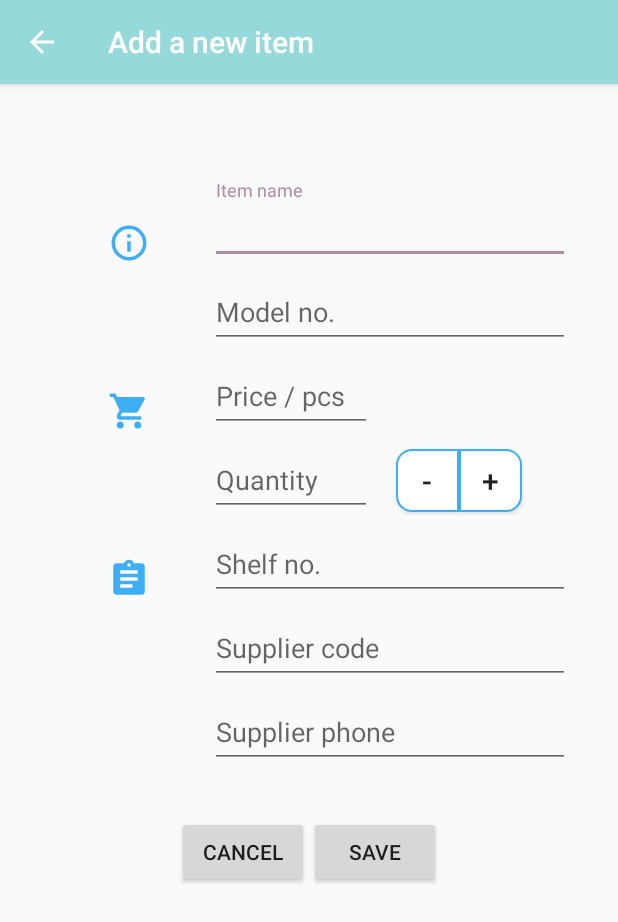
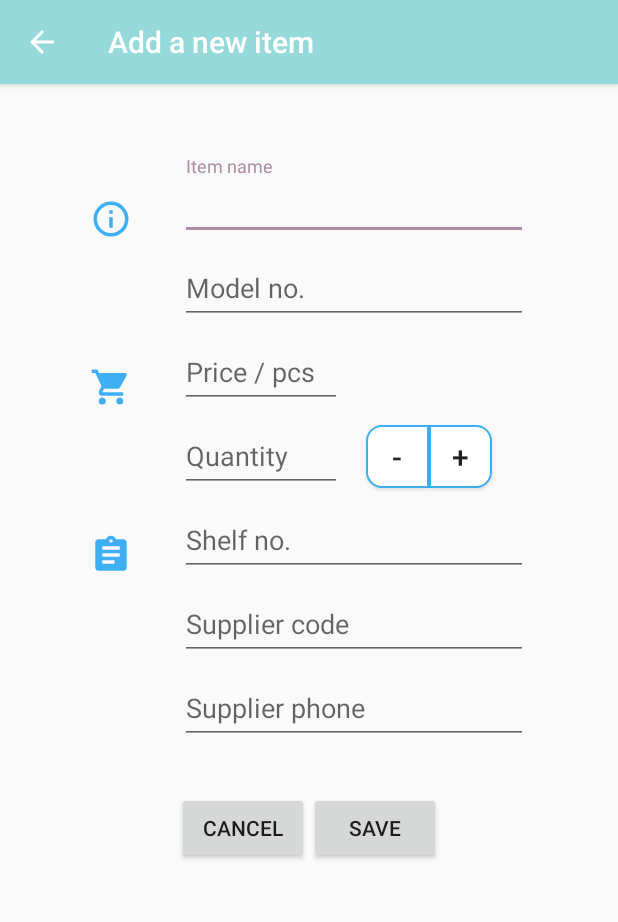
Before and after one commit to evanca/android-development_inventory, an Android app: the EditorActivity screen opened directly, with no data from a screen before it, on a phone screen of 412 x 824 dp. Shown: the top 922 px of the screen. Run offline under Robolectric (Android 15) with nearby library versions, the phone set to English and light mode, and no system bars.

Commit message:
Improve support for a smaller screen sizes

```diff
--- a/app/src/main/res/layout/activity_editor.xml
+++ b/app/src/main/res/layout/activity_editor.xml
@@ -2,6 +2,7 @@
 
 <!-- Using scroll view to support smaller screens -->
 <ScrollView xmlns:android="http://schemas.android.com/apk/res/android"
+    xmlns:tools="http://schemas.android.com/tools"
     android:layout_width="match_parent"
     android:layout_height="match_parent"
     android:fillViewport="true">
@@ -9,20 +10,24 @@
     <LinearLayout
         android:layout_width="match_parent"
         android:layout_height="wrap_content"
+        android:layout_gravity="center_horizontal"
+        android:clipToPadding="false"
         android:orientation="vertical"
-        android:padding="@dimen/quadruple_grid_material_design_32dp">
+        android:paddingBottom="@dimen/double_grid_material_design_16dp"
+        android:paddingTop="@dimen/double_grid_material_design_16dp">
 
         <LinearLayout
-            android:layout_marginTop="@dimen/double_grid_material_design_16dp"
-            android:layout_width="match_parent"
-            android:layout_height="wrap_content">
+            style="@style/editor_linear_line"
+            android:layout_marginTop="@dimen/double_grid_material_design_16dp">
 
             <ImageView
-                android:layout_width="@dimen/layout_width_small_108dp"
+                android:layout_width="@dimen/icon_height_28dp"
                 android:layout_height="@dimen/icon_height_28dp"
                 android:layout_gravity="bottom"
+                android:layout_marginRight="@dimen/quadruple_grid_material_design_32dp"
                 android:src="@drawable/information_outline"
-                android:tint="@color/colorPrimaryDark" />
+                android:tint="@color/colorPrimaryDark"
+                tools:ignore="ContentDescription,RtlHardcoded" />
 
             <android.support.design.widget.TextInputLayout
                 android:id="@+id/product_name"
@@ -35,18 +40,14 @@
                     android:layout_width="match_parent"
                     android:layout_height="wrap_content"
                     android:hint="@string/item_name"
-                    android:inputType="text"></EditText>
+                    android:inputType="text" />
             </android.support.design.widget.TextInputLayout>
 
         </LinearLayout>
 
-        <LinearLayout
-            android:layout_width="match_parent"
-            android:layout_height="wrap_content">
+        <LinearLayout style="@style/editor_linear_line">
 
-            <View
-                android:layout_width="@dimen/layout_width_small_108dp"
-                android:layout_height="0dp" />
+            <View style="@style/editor_view" />
 
             <android.support.design.widget.TextInputLayout
                 android:id="@+id/product_model"
@@ -62,16 +63,16 @@
             </android.support.design.widget.TextInputLayout>
         </LinearLayout>
 
-        <LinearLayout
-            android:layout_width="match_parent"
-            android:layout_height="wrap_content">
+        <LinearLayout style="@style/editor_linear_line">
 
             <ImageView
-                android:layout_width="@dimen/layout_width_small_108dp"
+                android:layout_width="@dimen/icon_height_28dp"
                 android:layout_height="@dimen/icon_height_28dp"
                 android:layout_gravity="bottom"
+                android:layout_marginRight="@dimen/quadruple_grid_material_design_32dp"
                 android:src="@drawable/cart"
-                android:tint="@color/colorPrimaryDark" />
+                android:tint="@color/colorPrimaryDark"
+                tools:ignore="ContentDescription,RtlHardcoded" />
 
             <android.support.design.widget.TextInputLayout
                 android:id="@+id/product_price"
@@ -90,11 +91,11 @@
 
         <LinearLayout
             android:layout_width="match_parent"
-            android:layout_height="wrap_content">
+            android:layout_height="wrap_content"
+            android:paddingLeft="@dimen/large_padding_60dp"
+            tools:ignore="RtlHardcoded,RtlSymmetry">
 
-            <View
-                android:layout_width="@dimen/layout_width_small_108dp"
-                android:layout_height="0dp"></View>
+            <View style="@style/editor_view" />
 
             <android.support.design.widget.TextInputLayout
                 android:id="@+id/product_quantity"
@@ -116,7 +117,8 @@
                 android:layout_height="42dp"
                 android:background="@drawable/rounded_corner_left"
                 android:text="-"
-                android:textSize="@dimen/font_h6_material_design_20sp" />
+                android:textSize="@dimen/font_h6_material_design_20sp"
+                tools:ignore="HardcodedText" />
 
             <Button
                 android:id="@+id/plus_button"
@@ -124,21 +126,22 @@
                 android:layout_height="42dp"
                 android:background="@drawable/rounded_corner_right"
                 android:text="+"
-                android:textSize="@dimen/font_h6_material_design_20sp" />
+                android:textSize="@dimen/font_h6_material_design_20sp"
+                tools:ignore="HardcodedText" />
 
         </LinearLayout>
 
-        <LinearLayout
-            android:layout_width="match_parent"
-            android:layout_height="wrap_content">
+        <LinearLayout style="@style/editor_linear_line">
 
             <ImageView
                 android:id="@+id/call_supplier"
-                android:layout_width="@dimen/layout_width_small_108dp"
+                android:layout_width="@dimen/icon_height_28dp"
                 android:layout_height="@dimen/icon_height_28dp"
                 android:layout_gravity="bottom"
+                android:layout_marginRight="@dimen/quadruple_grid_material_design_32dp"
                 android:src="@drawable/clipboard_text"
-                android:tint="@color/colorPrimaryDark" />
+                android:tint="@color/colorPrimaryDark"
+                tools:ignore="ContentDescription,RtlHardcoded" />
 
             <android.support.design.widget.TextInputLayout
                 android:id="@+id/product_shelf"
@@ -154,13 +157,9 @@
             </android.support.design.widget.TextInputLayout>
         </LinearLayout>
 
-        <LinearLayout
-            android:layout_width="match_parent"
-            android:layout_height="wrap_content">
+        <LinearLayout style="@style/editor_linear_line">
 
-            <View
-                android:layout_width="@dimen/layout_width_small_108dp"
-                android:layout_height="0dp" />
+            <View style="@style/editor_view" />
 
             <android.support.design.widget.TextInputLayout
                 android:id="@+id/product_supplier"
@@ -177,13 +176,9 @@
 
         </LinearLayout>
 
-        <LinearLayout
-            android:layout_width="match_parent"
-            android:layout_height="wrap_content">
+        <LinearLayout style="@style/editor_linear_line">
 
-            <View
-                android:layout_width="@dimen/layout_width_small_108dp"
-                android:layout_height="0dp" />
+            <View style="@style/editor_view" />
 
             <android.support.design.widget.TextInputLayout
                 android:id="@+id/product_phone"
@@ -195,7 +190,8 @@
                     android:layout_width="match_parent"
                     android:layout_height="wrap_content"
                     android:hint="@string/supplier_phone"
-                    android:inputType="text" />
+                    android:inputType="text"
+                    tools:ignore="TextFields" />
             </android.support.design.widget.TextInputLayout>
         </LinearLayout>
 
@@ -210,13 +206,15 @@
                 android:id="@+id/button_cancel"
                 android:layout_width="wrap_content"
                 android:layout_height="wrap_content"
-                android:text="@string/cancel" />
+                android:text="@string/cancel"
+                tools:ignore="ButtonStyle" />
 
             <Button
                 android:id="@+id/button_save"
                 android:layout_width="wrap_content"
                 android:layout_height="wrap_content"
-                android:text="@string/save" />
+                android:text="@string/save"
+                tools:ignore="ButtonStyle" />
         </LinearLayout>
     </LinearLayout>
 </ScrollView>
--- a/app/src/main/res/layout/activity_stats.xml
+++ b/app/src/main/res/layout/activity_stats.xml
@@ -5,11 +5,11 @@
     android:layout_height="match_parent"
     android:layout_gravity="center_vertical"
     android:gravity="center"
-    android:orientation="vertical"
-    android:paddingLeft="@dimen/large_padding_60dp"
-    android:paddingRight="@dimen/large_padding_60dp">
+    android:orientation="vertical">
 
     <TextView
+        android:paddingLeft="@dimen/large_padding_60dp"
+        android:paddingRight="@dimen/large_padding_60dp"
         android:layout_width="wrap_content"
         android:layout_height="wrap_content"
         android:text="@string/goods_on_stock"
--- a/app/src/main/res/layout/item_product.xml
+++ b/app/src/main/res/layout/item_product.xml
@@ -66,6 +66,7 @@
 
     <Button
         android:id="@+id/button"
+        android:text="@string/quick_sell"
         android:layout_width="wrap_content"
         android:layout_height="@dimen/quadruple_grid_material_design_32dp"
         android:padding="0dp"
--- a/app/src/main/res/values/strings.xml
+++ b/app/src/main/res/values/strings.xml
@@ -12,6 +12,7 @@
     <string name="shelf_no">Shelf no.</string>
     <string name="supplier_code">Supplier code</string>
     <string name="supplier_phone">Supplier phone</string>
+    <string name="quick_sell">QUICK SELL</string>
     <string name="editor_insert_successful">Product saved</string>
     <string name="editor_insert_failed">Error with saving an item</string>
     <string name="nothing_in_the_warehouse_now">Nothing in the warehouse now...</string>
--- a/app/src/main/res/values/styles.xml
+++ b/app/src/main/res/values/styles.xml
@@ -12,7 +12,10 @@
         <item name="android:layout_height">wrap_content</item>
         <item name="android:layout_gravity">start</item>
         <item name="android:orientation">horizontal</item>
-        <item name="android:padding">@dimen/small_grid_material_design_4dp</item>
+        <item name="android:paddingTop">@dimen/small_grid_material_design_4dp</item>
+        <item name="android:paddingBottom">@dimen/small_grid_material_design_4dp</item>
+        <item name="android:paddingLeft">@dimen/quadruple_grid_material_design_32dp</item>
+        <item name="android:paddingRight">@dimen/quadruple_grid_material_design_32dp</item>
     </style>
 
     <style name="stats_text_title">
@@ -27,4 +30,16 @@
         <item name="android:textSize">@dimen/font_subtitle_18sp</item>
     </style>
 
+    <style name="editor_linear_line">
+        <item name="android:paddingLeft">@dimen/large_padding_60dp</item>
+        <item name="android:paddingRight">@dimen/large_padding_60dp</item>
+        <item name="android:layout_width">match_parent</item>
+        <item name="android:layout_height">wrap_content</item>
+    </style>
+
+    <style name="editor_view">
+        <item name="android:layout_width">@dimen/large_padding_60dp</item>
+        <item name="android:layout_height">0dp</item>
+    </style>
+
 </resources>
```
